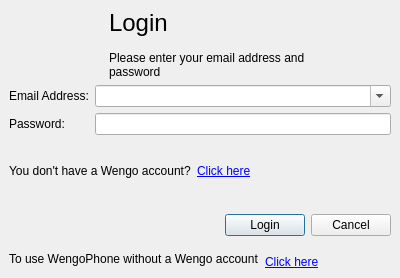
First picture: the form in wengophone/src/presentation/qt/login/LoginWindow.ui, repository tkrotoff/WengoPhone, before the edit.
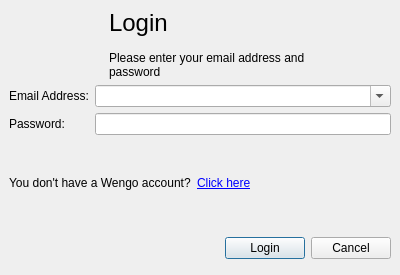
Second picture: the form after the edit.

Commit message: UI fixes for MacOS X. Still needs work

What changed in the file:
```diff
--- a/wengophone/src/presentation/qt/login/LoginWindow.ui
+++ b/wengophone/src/presentation/qt/login/LoginWindow.ui
@@ -9,7 +9,7 @@
     <x>0</x>
     <y>0</y>
     <width>400</width>
-    <height>278</height>
+    <height>275</height>
    </rect>
   </property>
   <property name="windowTitle" >
@@ -22,6 +22,40 @@
    <property name="spacing" >
     <number>6</number>
    </property>
+   <item row="3" column="0" colspan="2" >
+    <spacer>
+     <property name="orientation" >
+      <enum>Qt::Vertical</enum>
+     </property>
+     <property name="sizeHint" >
+      <size>
+       <width>382</width>
+       <height>16</height>
+      </size>
+     </property>
+    </spacer>
+   </item>
+   <item row="2" column="1" >
+    <widget class="QLineEdit" name="passwordLineEdit" >
+     <property name="echoMode" >
+      <enum>QLineEdit::Password</enum>
+     </property>
+    </widget>
+   </item>
+   <item row="1" column="0" >
+    <widget class="QLabel" name="emailAddressLabel" >
+     <property name="text" >
+      <string>Email Address:</string>
+     </property>
+    </widget>
+   </item>
+   <item row="1" column="1" >
+    <widget class="QComboBox" name="loginComboBox" >
+     <property name="editable" >
+      <bool>true</bool>
+     </property>
+    </widget>
+   </item>
    <item row="6" column="0" colspan="2" >
     <layout class="QHBoxLayout" >
      <property name="margin" >
@@ -65,49 +99,6 @@
      </item>
     </layout>
    </item>
-   <item row="7" column="0" colspan="2" >
-    <layout class="QHBoxLayout" >
-     <property name="margin" >
-      <number>0</number>
-     </property>
-     <property name="spacing" >
-      <number>6</number>
-     </property>
-     <item>
-      <widget class="QLabel" name="label_3" >
-       <property name="text" >
-        <string>&lt;html>&lt;head>&lt;meta name="qrichtext" content="1" />&lt;/head>&lt;body style=" white-space: pre-wrap; font-family:MS Shell Dlg; font-size:8.25pt; font-weight:400; font-style:normal; text-decoration:none;">&lt;p style=" margin-top:0px; margin-bottom:0px; margin-left:0px; margin-right:0px; -qt-block-indent:0; text-indent:0px; font-size:9pt;">To use WengoPhone without a Wengo account&lt;/p>&lt;/body>&lt;/html></string>
-       </property>
-      </widget>
-     </item>
-     <item>
-      <widget class="QLabel" name="linkUseWithoutAWengoAccountLabel" >
-       <property name="cursor" >
-        <cursor>13</cursor>
-       </property>
-       <property name="text" >
-        <string>&lt;html>&lt;head>&lt;meta name="qrichtext" content="1" />&lt;/head>&lt;body style=" white-space: pre-wrap; font-family:Sans Serif; font-size:9pt; font-weight:400; font-style:normal; text-decoration:none;">&lt;p style=" margin-top:0px; margin-bottom:0px; margin-left:0px; margin-right:0px; -qt-block-indent:0; text-indent:0px;">&lt;span style=" font-family:MS Shell Dlg; text-decoration: underline; color:#0000ff;">Click here&lt;/span>&lt;/p>&lt;/body>&lt;/html> </string>
-       </property>
-       <property name="alignment" >
-        <set>Qt::AlignBottom|Qt::AlignLeading|Qt::AlignLeft</set>
-       </property>
-      </widget>
-     </item>
-     <item>
-      <spacer>
-       <property name="orientation" >
-        <enum>Qt::Horizontal</enum>
-       </property>
-       <property name="sizeHint" >
-        <size>
-         <width>40</width>
-         <height>20</height>
-        </size>
-       </property>
-      </spacer>
-     </item>
-    </layout>
-   </item>
    <item row="4" column="0" colspan="2" >
     <layout class="QGridLayout" >
      <property name="margin" >
@@ -426,13 +417,6 @@
      </property>
     </widget>
    </item>
-   <item row="1" column="0" >
-    <widget class="QLabel" name="emailAddressLabel" >
-     <property name="text" >
-      <string>Email Address:</string>
-     </property>
-    </widget>
-   </item>
    <item row="2" column="0" >
     <widget class="QLabel" name="passwordLabel" >
      <property name="text" >
@@ -440,20 +424,6 @@
      </property>
     </widget>
    </item>
-   <item row="1" column="1" >
-    <widget class="QComboBox" name="loginComboBox" >
-     <property name="editable" >
-      <bool>true</bool>
-     </property>
-    </widget>
-   </item>
-   <item row="2" column="1" >
-    <widget class="QLineEdit" name="passwordLineEdit" >
-     <property name="echoMode" >
-      <enum>QLineEdit::Password</enum>
-     </property>
-    </widget>
-   </item>
    <item row="5" column="0" colspan="2" >
     <spacer>
      <property name="orientation" >
@@ -467,19 +437,6 @@
      </property>
     </spacer>
    </item>
-   <item row="3" column="0" colspan="2" >
-    <spacer>
-     <property name="orientation" >
-      <enum>Qt::Vertical</enum>
-     </property>
-     <property name="sizeHint" >
-      <size>
-       <width>382</width>
-       <height>16</height>
-      </size>
-     </property>
-    </spacer>
-   </item>
   </layout>
  </widget>
  <pixmapfunction></pixmapfunction>
```
The commit also changes 3 other files.
